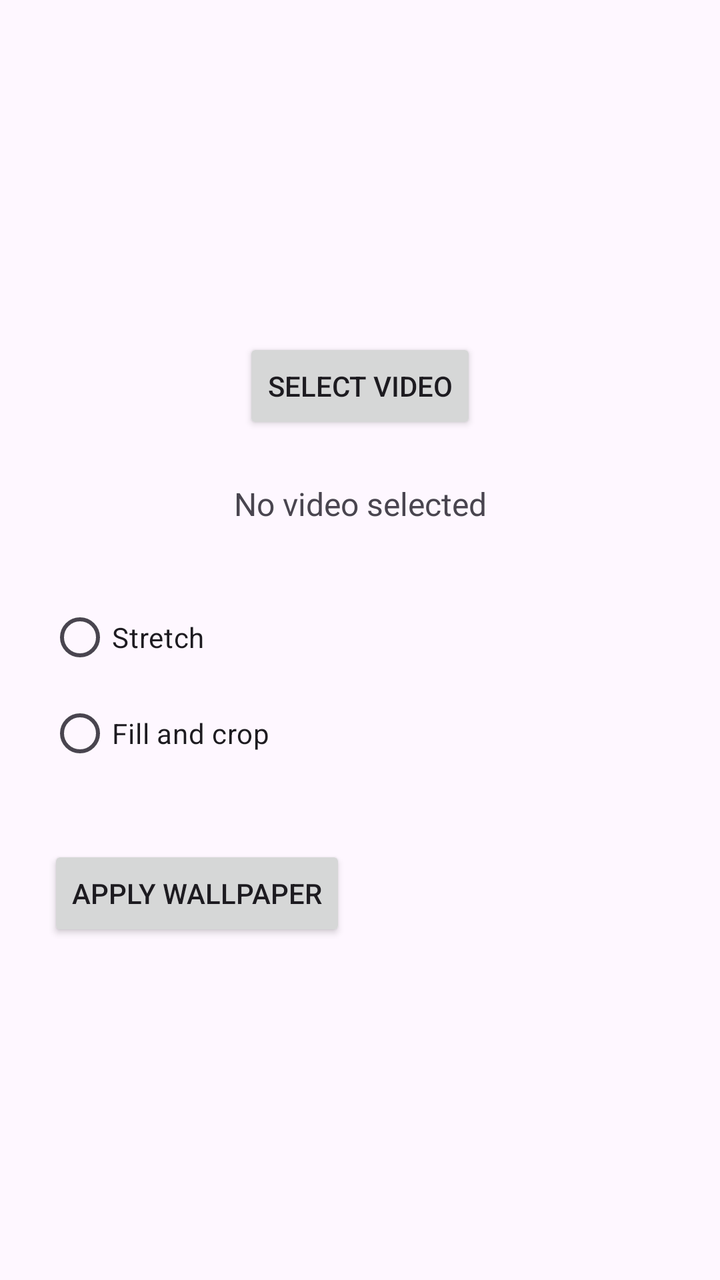
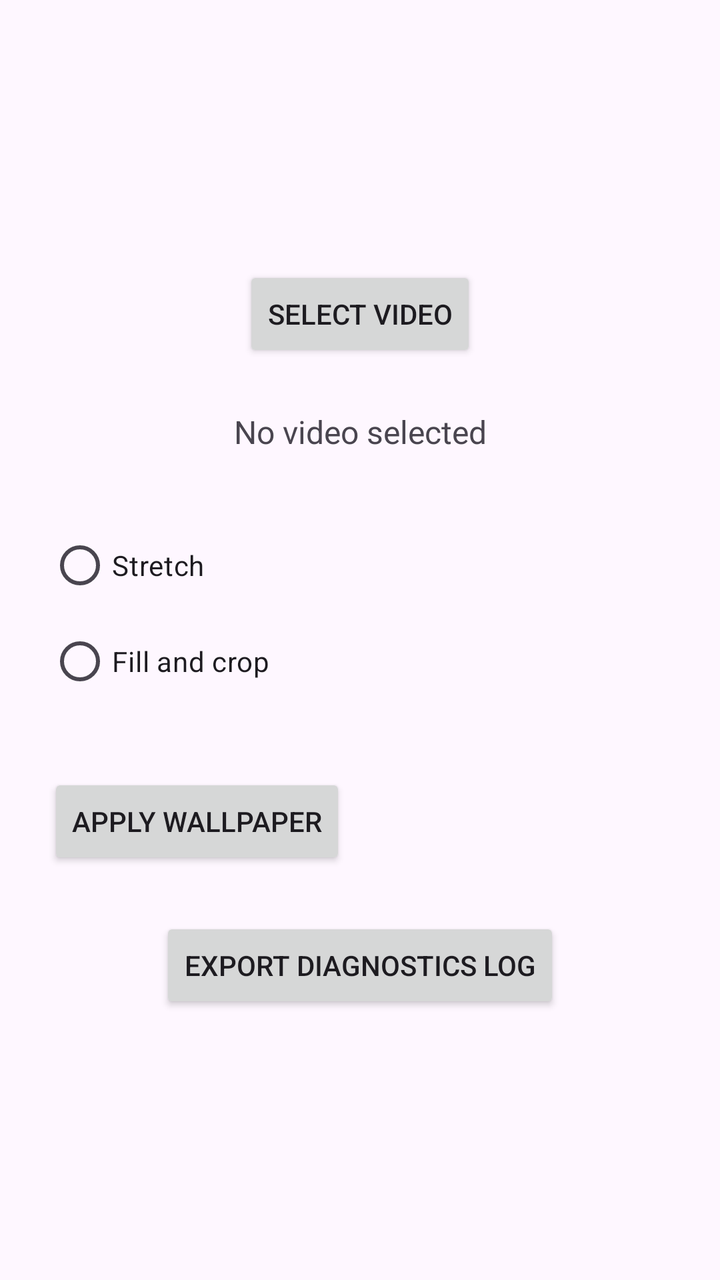

Two renders of the same Android screen: before a commit and after it. Below are the layout's source before the change and the commit's diff.
<!-- AndroidManifest.xml: application theme Theme.Kinewall -->
<!-- res/layout/activity_main.xml -->
<?xml version="1.0" encoding="utf-8"?>
<LinearLayout xmlns:android="http://schemas.android.com/apk/res/android"
    android:layout_width="match_parent"
    android:layout_height="match_parent"
    android:orientation="vertical"
    android:gravity="center"
    android:padding="24dp">

    <Button
        android:id="@+id/buttonSelectVideo"
        android:layout_width="wrap_content"
        android:layout_height="wrap_content"
        android:text="Select video" />

    <TextView
        android:id="@+id/textSelectedVideo"
        android:layout_width="match_parent"
        android:layout_height="wrap_content"
        android:layout_marginTop="24dp"
        android:gravity="center"
        android:text="No video selected"
        android:textSize="16sp" />

    <RadioGroup
        android:id="@+id/radioGroupScaleMode"
        android:layout_width="match_parent"
        android:layout_height="wrap_content"
        android:layout_marginTop="32dp">

        <RadioButton
            android:id="@+id/radioStretch"
            android:layout_width="wrap_content"
            android:layout_height="wrap_content"
            android:text="Stretch" />

        <RadioButton
            android:id="@+id/radioCrop"
            android:layout_width="wrap_content"
            android:layout_height="wrap_content"
            android:text="Fill and crop" />

        <Button
            android:id="@+id/buttonApplyWallpaper"
            android:layout_width="wrap_content"
            android:layout_height="wrap_content"
            android:layout_marginTop="32dp"
            android:text="Apply wallpaper" />

    </RadioGroup>
</LinearLayout>
<!-- resources referenced by this layout -->
<resources>
  <style name="Theme.Kinewall" parent="Base.Theme.Kinewall" />
  <style name="Base.Theme.Kinewall" parent="Theme.Material3.DayNight.NoActionBar">
          
          
      </style>
</resources>

<!-- the commit's change to res/layout/activity_main.xml (unified diff, before → after) -->
@@ -47,4 +47,11 @@
             android:text="Apply wallpaper" />
 
     </RadioGroup>
+
+    <Button
+        android:id="@+id/buttonExportDiagnostics"
+        android:layout_width="wrap_content"
+        android:layout_height="wrap_content"
+        android:layout_marginTop="24dp"
+        android:text="Export diagnostics log" />
 </LinearLayout>
